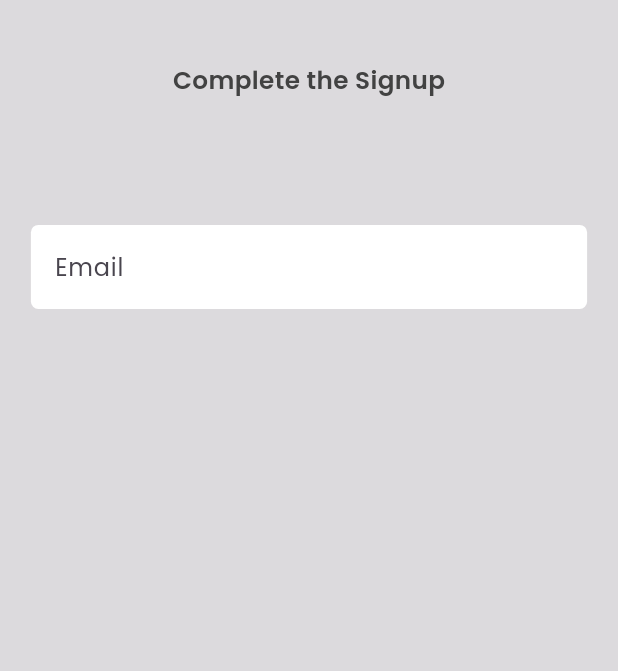
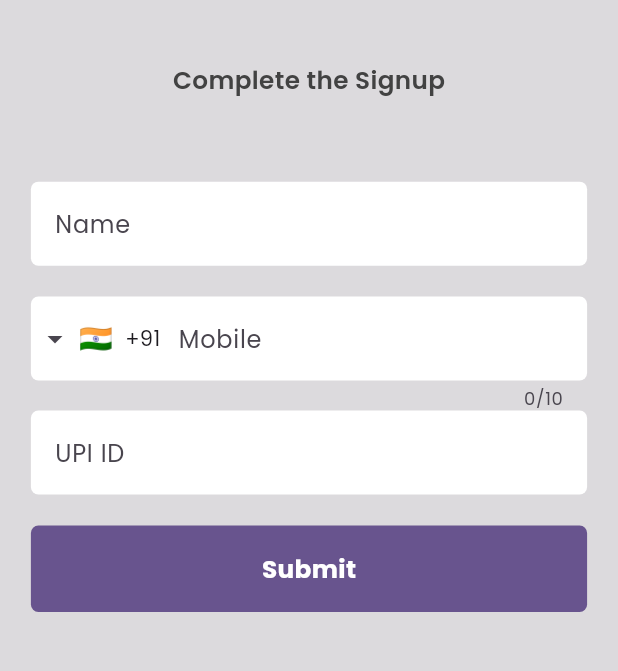
Before and after one commit to Anurag-ravi/splittr, a Flutter app: the CompleteSignUp screen opened directly with empty values, on a phone screen of 412 x 824 dp, the part 340-1011 px from its top. Run offline on Flutter 3.47's test engine with Material 3 defaults, Android fonts, the phone set to English and light mode, and no system bars; drawn by our look-alikes of intl_phone_field; our stand-ins replace firebase_auth, firebase_core, flutter_svg, google_fonts, shared_preferences; missing offline and left inert: dart_jsonwebtoken; accounts and stored records are empty; network calls fail.

Commit message:
login logic corrected + ui of signup page

```diff
--- a/lib/main.dart
+++ b/lib/main.dart
@@ -65,7 +65,7 @@ class _MyAppState extends State<MyApp> {
         textTheme: GoogleFonts.poppinsTextTheme(Theme.of(context).textTheme)
       ),
       themeMode: theme ? ThemeMode.light : ThemeMode.dark,
-      home: widget.prefs.getString('token') != null ? HomePage() : widget.prefs.getBool('registered_now')! && email != '' ? CompleteSignUp(email: email,) : LoginPage(),
+      home: widget.prefs.getString('token') != null ? widget.prefs.getBool('registered_now')! ? CompleteSignUp(email: email,) : HomePage() : LoginPage(),
       debugShowCheckedModeBanner: false,
     );
   }
--- a/lib/pages/completeSignup.dart
+++ b/lib/pages/completeSignup.dart
@@ -1,5 +1,6 @@
 import 'package:flutter/material.dart';
 import 'package:flutter_svg/flutter_svg.dart';
+import 'package:intl_phone_field/intl_phone_field.dart';
 
 class CompleteSignUp extends StatefulWidget {
   const CompleteSignUp({super.key,required this.email});
@@ -12,10 +13,12 @@ class CompleteSignUp extends StatefulWidget {
 
 class _CompleteSignUpState extends State<CompleteSignUp> {
 
-  TextEditingController emailController = TextEditingController();
-  bool inputTextNotNull = false;
-  bool emailValid = true;
+  TextEditingController nameController = TextEditingController();
+  TextEditingController upiController = TextEditingController();
+  bool nameValid = true;
+  bool upiValid = true;
   bool loading = false;
+  String countryCode = "",number = "";
 
   @override
   Widget build(BuildContext context) {
@@ -40,7 +43,7 @@ class _CompleteSignUpState extends State<CompleteSignUp> {
                 fontWeight: FontWeight.w600,
               ),
             ),
-            SizedBox(height: deviceWidth * 0.1),
+            SizedBox(height: deviceWidth * 0.03),
             Text(
               widget.email,
               style: TextStyle(
@@ -49,31 +52,129 @@ class _CompleteSignUpState extends State<CompleteSignUp> {
                 fontWeight: FontWeight.w600,
               ),
             ),
+            SizedBox(height: deviceWidth * 0.05,),
             Padding(
-              padding: EdgeInsets.all(deviceWidth * 0.05),
+              padding: EdgeInsets.symmetric(horizontal:  deviceWidth * 0.05),
               child: TextField(
                 cursorColor: Colors.grey[900],
                 onChanged: (text) {
+                  setState(() {
+                    nameValid = true;
+                  });
                 },
-                controller: emailController,
-
-                decoration: emailValid
+                controller: nameController,
+                decoration: nameValid
                     ? InputDecoration(
                         border: OutlineInputBorder(
                             borderRadius: BorderRadius.circular(5),
                             borderSide: const BorderSide(
                                 width: 0, style: BorderStyle.none)),
-                        labelText: 'Email',
+                        labelText: 'Name',
                         fillColor: Colors.white,
                         filled: true)
                     : const InputDecoration(
-                        errorText: 'Please Enter a valid Email'),
+                        errorText: 'Please Enter a valid Name'),
               ),
             ),
-            SizedBox(height: deviceWidth * 0.02),
+            SizedBox(height: deviceWidth * 0.05,),
+            Padding(
+              padding: EdgeInsets.symmetric(horizontal:  deviceWidth * 0.05),
+              child: IntlPhoneField(
+                decoration: InputDecoration(
+                  border: OutlineInputBorder(
+                      borderRadius: BorderRadius.circular(5),
+                      borderSide: const BorderSide(
+                          width: 0, style: BorderStyle.none)),
+                  labelText: 'Mobile',
+                  fillColor: Colors.white,
+                  filled: true
+                ),
+                initialCountryCode: 'IN',
+                onChanged: (phone) {
+                  setState(() {
+                    countryCode = phone.countryCode;
+                    number = phone.number;
+                  });
+                },
+
+              )
+            ),
+            Padding(
+              padding: EdgeInsets.symmetric(horizontal:  deviceWidth * 0.05),
+              child: TextField(
+                cursorColor: Colors.grey[900],
+                onChanged: (text) {
+                  setState(() {
+                    upiValid = true;
+                  });
+                },
+                controller: upiController,
+                decoration: upiValid
+                    ? InputDecoration(
+                        border: OutlineInputBorder(
+                            borderRadius: BorderRadius.circular(5),
+                            borderSide: const BorderSide(
+                                width: 0, style: BorderStyle.none)),
+                        labelText: 'UPI ID',
+                        fillColor: Colors.white,
+                        filled: true)
+                    : const InputDecoration(
+                        errorText: 'Please Enter a valid Upi id'),
+              ),
+            ),
+            SizedBox(height: deviceWidth * 0.05,),
+            GestureDetector(
+              onTap: () async {
+                FocusManager.instance.primaryFocus?.unfocus();
+                print(upiController.text);
+                bool res = isValidUpiId(upiController.text);
+                bool res2 = nameController.text.length > 0;
+                setState(() {
+                  upiValid = res;
+                  nameValid = res2;
+                  loading = true;
+                });
+                await Future.delayed(Duration(seconds: 2));
+                setState(() {
+                  loading = false;
+                });
+              },
+              child: Container(
+                width: deviceWidth * .90,
+                height: deviceWidth * .14,
+                decoration: BoxDecoration(
+                  color: Theme.of(context).colorScheme.primary,
+                  borderRadius:
+                      const BorderRadius.all(Radius.circular(5)),
+                ),
+                child: loading
+                    ? Center(
+                        child: SizedBox(
+                          height: deviceWidth * 0.08,
+                          width: deviceWidth * 0.08,
+                          child: const CircularProgressIndicator(
+                            color: Colors.white,
+                          ),
+                        ),
+                      )
+                    : Center(
+                        child: Text(
+                          'Submit',
+                          style: TextStyle(
+                            color: Colors.white,
+                            fontSize: deviceWidth * .040,
+                            fontWeight: FontWeight.bold,
+                          ),
+                        ),
+                      ),
+              ),
+            )
           ]
         )
       )
     );
   }
+  bool isValidUpiId(String upiId) {
+    return RegExp(r'^[a-z0-9.-]{2,256}@[a-z]{2,64}$').hasMatch(upiId);
+  }
 }
--- a/pubspec.yaml
+++ b/pubspec.yaml
@@ -43,6 +43,7 @@ dependencies:
   firebase_core: ^2.24.2
   firebase_auth: ^4.16.0
   dart_jsonwebtoken: ^2.12.2
+  intl_phone_field: ^3.2.0
 
 
 dev_dependencies:
```
Also changed, not shown: pubspec.lock.
